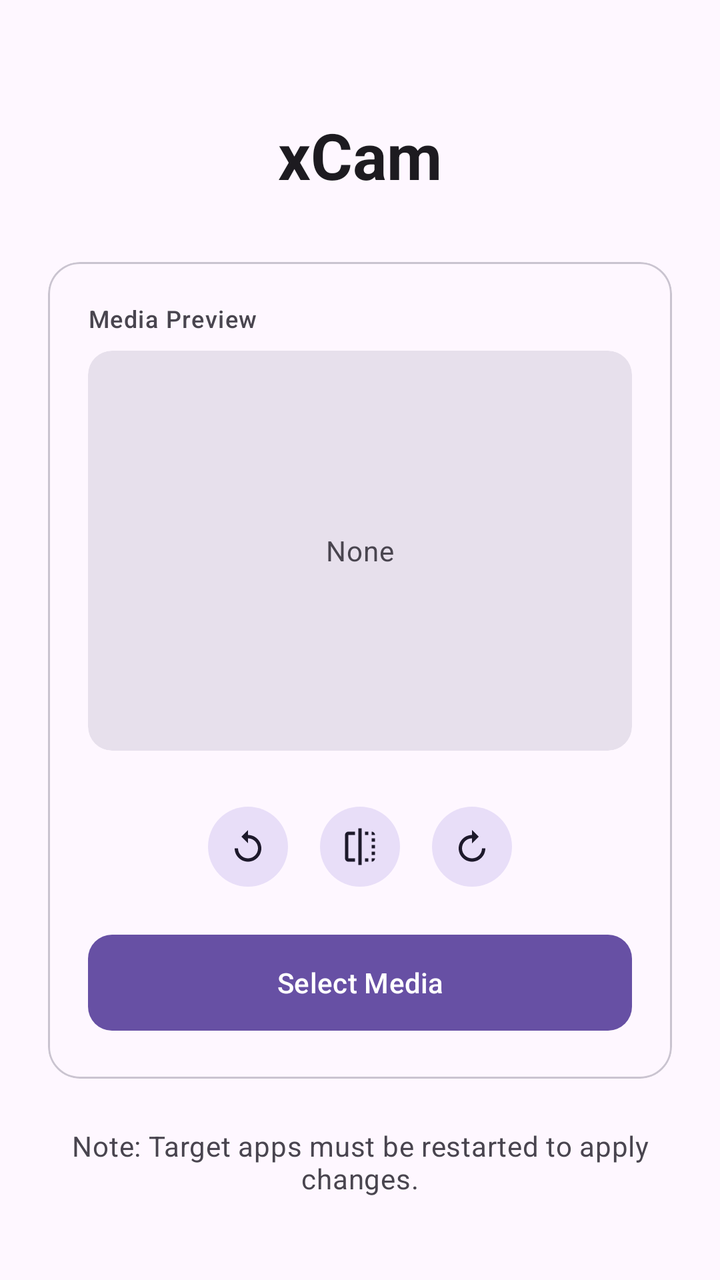
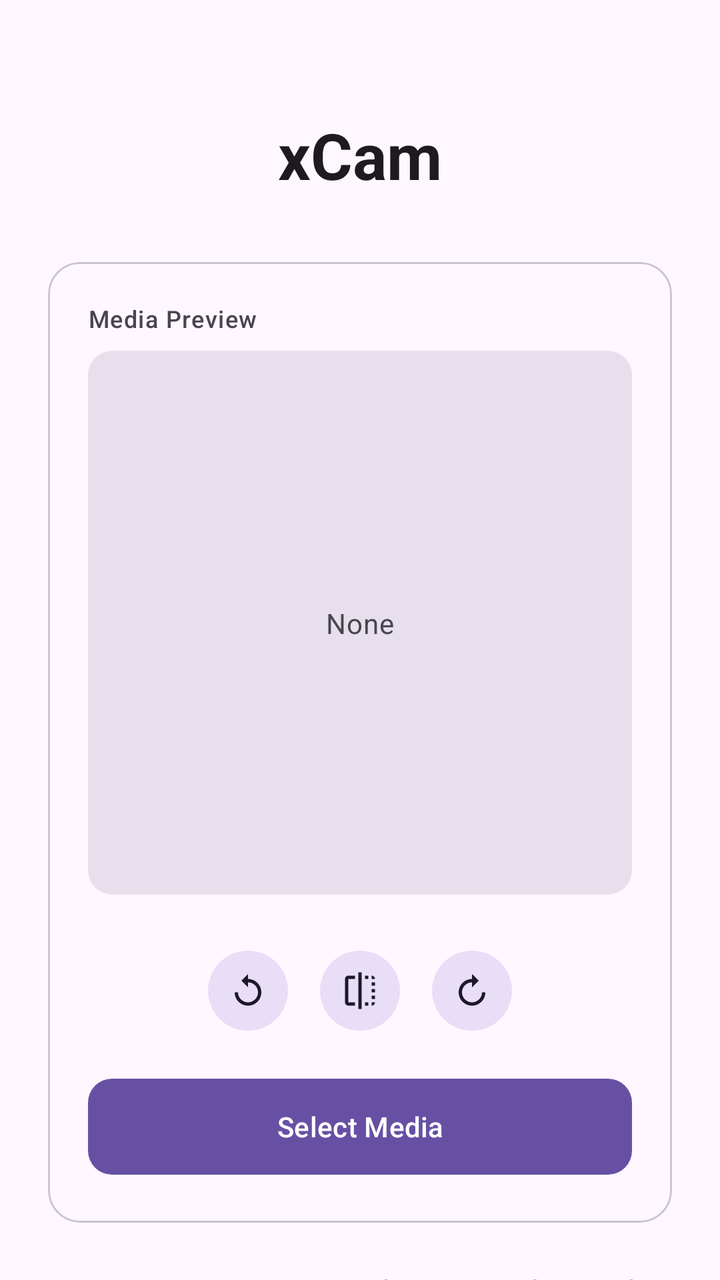

An Android layout rendered at two revisions. The XML below is the earlier revision; the diff shows what the commit changed to produce the second picture.
<!-- AndroidManifest.xml: application theme Theme.xCam -->
<!-- res/layout/activity_main.xml -->
<?xml version="1.0" encoding="utf-8"?>
<androidx.core.widget.NestedScrollView xmlns:android="http://schemas.android.com/apk/res/android"
    xmlns:app="http://schemas.android.com/apk/res-auto"
    android:layout_width="match_parent"
    android:layout_height="match_parent"
    android:background="?attr/colorSurface">
    <LinearLayout
        android:id="@+id/main"
        android:layout_width="match_parent"
        android:layout_height="wrap_content"
        android:orientation="vertical"
        android:padding="24dp"
        android:gravity="center_horizontal">
        <TextView
            android:id="@+id/tv_title"
            android:layout_width="wrap_content"
            android:layout_height="wrap_content"
            android:layout_marginTop="32dp"
            android:layout_marginBottom="32dp"
            android:text="@string/title_manager"
            android:textAppearance="?attr/textAppearanceHeadlineLarge"
            android:textStyle="bold"
            android:textColor="?attr/colorOnSurface" />
        <com.google.android.material.card.MaterialCardView
            android:id="@+id/card_settings"
            android:layout_width="match_parent"
            android:layout_height="wrap_content"
            android:layout_marginBottom="24dp"
            app:cardCornerRadius="16dp"
            app:cardElevation="0dp"
            app:strokeWidth="1dp"
            app:strokeColor="?attr/colorOutlineVariant">
            <LinearLayout
                android:layout_width="match_parent"
                android:layout_height="wrap_content"
                android:orientation="vertical"
                android:padding="20dp">

                <TextView
                    android:layout_width="wrap_content"
                    android:layout_height="wrap_content"
                    android:text="@string/label_media_preview"
                    android:textAppearance="?attr/textAppearanceLabelMedium"
                    android:textColor="?attr/colorOnSurfaceVariant" />

                <com.google.android.material.card.MaterialCardView
                    android:layout_width="match_parent"
                    android:layout_height="200dp"
                    android:layout_marginTop="8dp"
                    android:layout_marginBottom="24dp"
                    app:cardCornerRadius="12dp"
                    app:cardBackgroundColor="?attr/colorSurfaceVariant"
                    app:cardElevation="0dp"
                    app:strokeWidth="0dp">
                    <ImageView
                        android:id="@+id/iv_preview"
                        android:layout_width="match_parent"
                        android:layout_height="match_parent"
                        android:scaleType="centerCrop"
                        android:contentDescription="@string/desc_media_preview" />
                    <com.google.android.material.button.MaterialButton
                        android:id="@+id/btn_delete_media"
                        style="@style/Widget.Material3.Button.IconButton.Filled.Tonal"
                        android:layout_width="wrap_content"
                        android:layout_height="wrap_content"
                        android:layout_gravity="top|end"
                        android:layout_margin="8dp"
                        app:icon="@android:drawable/ic_menu_close_clear_cancel"
                        android:visibility="gone" />
                    <TextView
                        android:id="@+id/tv_no_preview"
                        android:layout_width="wrap_content"
                        android:layout_height="wrap_content"
                        android:layout_gravity="center"
                        android:text="@string/label_none"
                        android:textAppearance="?attr/textAppearanceBodyMedium"
                        android:textColor="?attr/colorOnSurfaceVariant" />
                </com.google.android.material.card.MaterialCardView>

                <LinearLayout
                    android:layout_width="match_parent"
                    android:layout_height="wrap_content"
                    android:orientation="horizontal"
                    android:gravity="center"
                    android:paddingBottom="16dp">

                    <com.google.android.material.button.MaterialButton
                        android:id="@+id/btn_rotate_left"
                        style="@style/Widget.Material3.Button.IconButton.Filled.Tonal"
                        android:layout_width="wrap_content"
                        android:layout_height="wrap_content"
                        android:layout_marginEnd="8dp"
                        app:icon="@drawable/ic_rotate_left"
                        android:contentDescription="@string/desc_rotate_left" />

                    <com.google.android.material.button.MaterialButton
                        android:id="@+id/btn_mirror"
                        style="@style/Widget.Material3.Button.IconButton.Filled.Tonal"
                        android:layout_width="wrap_content"
                        android:layout_height="wrap_content"
                        android:layout_marginEnd="8dp"
                        app:icon="@drawable/ic_mirror"
                        android:contentDescription="@string/desc_mirror" />

                    <com.google.android.material.button.MaterialButton
                        android:id="@+id/btn_rotate_right"
                        style="@style/Widget.Material3.Button.IconButton.Filled.Tonal"
                        android:layout_width="wrap_content"
                        android:layout_height="wrap_content"
                        app:icon="@drawable/ic_rotate_right"
                        android:contentDescription="@string/desc_rotate_right" />
                </LinearLayout>

                <com.google.android.material.button.MaterialButton
                    android:id="@+id/btn_select_video"
                    android:layout_width="match_parent"
                    android:layout_height="56dp"
                    android:text="@string/btn_select_video"
                    android:textAllCaps="false"
                    app:cornerRadius="12dp" />
            </LinearLayout>
        </com.google.android.material.card.MaterialCardView>
        <TextView
            android:id="@+id/tv_note"
            android:layout_width="match_parent"
            android:layout_height="wrap_content"
            android:gravity="center"
            android:text="@string/note_restart"
            android:textAppearance="?attr/textAppearanceBodyMedium"
            android:textColor="?attr/colorOnSurfaceVariant" />
    </LinearLayout>
</androidx.core.widget.NestedScrollView>
<!-- resources referenced by this layout -->
<resources>
  <!-- drawable ic_mirror (drawable) -->
  <vector xmlns:android="http://schemas.android.com/apk/res/android"
      android:width="24dp"
      android:height="24dp"
      android:viewportWidth="24"
      android:viewportHeight="24">
      <path
          android:fillColor="?attr/colorControlNormal"
          android:pathData="M15,21h2v-2h-2v2zM19,9h2L21,7h-2v2zM3,5v14c0,1.1 0.9,2 2,2h4v-2L5,19L5,5h4L9,3L5,3c-1.1,0 -2,0.9 -2,2zM19,3v2h2c0,-1.1 -0.9,-2 -2,-2zM11,23h2L13,1h-2v22zM19,17h2v-2h-2v2zM15,5h2L17,3h-2v2zM19,13h2v-2h-2v2zM19,21c1.1,0 2,-0.9 2,-2h-2v2z" />
  </vector>
  <!-- drawable ic_rotate_left (drawable) -->
  <vector xmlns:android="http://schemas.android.com/apk/res/android"
      android:width="24dp"
      android:height="24dp"
      android:viewportWidth="24"
      android:viewportHeight="24">
      <path
          android:fillColor="?attr/colorControlNormal"
          android:pathData="M12,5V2L8,6l4,4V7c3.31,0 6,2.69 6,6 0,3.31 -2.69,6 -6,6 -3.31,0 -6,-2.69 -6,-6H4c0,4.42 3.58,8 8,8s8,-3.58 8,-8 -3.58,-8 -8,-8z" />
  </vector>
  <!-- drawable ic_rotate_right (drawable) -->
  <vector xmlns:android="http://schemas.android.com/apk/res/android"
      android:width="24dp"
      android:height="24dp"
      android:viewportWidth="24"
      android:viewportHeight="24">
      <path
          android:fillColor="?attr/colorControlNormal"
          android:pathData="M12,5V2l4,4 -4,4V7c-3.31,0 -6,2.69 -6,6 0,3.31 2.69,6 6,6 3.31,0 6,-2.69 6,-6h2c0,4.42 -3.58,8 -8,8s-8,-3.58 -8,-8 3.58,-8 8,-8z" />
  </vector>
  <string name="btn_select_video">Select Media</string>
  <string name="desc_media_preview">Media preview</string>
  <string name="desc_mirror">Mirror</string>
  <string name="desc_rotate_left">Rotate Left</string>
  <string name="desc_rotate_right">Rotate Right</string>
  <string name="label_media_preview">Media Preview</string>
  <string name="label_none">None</string>
  <string name="note_restart">Note: Target apps must be restarted to apply changes.</string>
  <string name="title_manager">xCam</string>
  <style name="Theme.xCam" parent="Theme.Material3.DayNight.NoActionBar">
          <item name="android:statusBarColor">@android:color/transparent</item>
          <item name="android:navigationBarColor">@android:color/transparent</item>
          <item name="android:windowLightStatusBar">true</item>
          <item name="android:windowLightNavigationBar">true</item>
      </style>
</resources>

<!-- the commit's change to res/layout/activity_main.xml (unified diff, before → after) -->
@@ -45,36 +45,53 @@
 
                 <com.google.android.material.card.MaterialCardView
                     android:layout_width="match_parent"
-                    android:layout_height="200dp"
+                    android:layout_height="wrap_content"
                     android:layout_marginTop="8dp"
                     android:layout_marginBottom="24dp"
                     app:cardCornerRadius="12dp"
                     app:cardBackgroundColor="?attr/colorSurfaceVariant"
                     app:cardElevation="0dp"
                     app:strokeWidth="0dp">
-                    <ImageView
-                        android:id="@+id/iv_preview"
+                    <androidx.constraintlayout.widget.ConstraintLayout
                         android:layout_width="match_parent"
-                        android:layout_height="match_parent"
-                        android:scaleType="centerCrop"
-                        android:contentDescription="@string/desc_media_preview" />
-                    <com.google.android.material.button.MaterialButton
-                        android:id="@+id/btn_delete_media"
-                        style="@style/Widget.Material3.Button.IconButton.Filled.Tonal"
-                        android:layout_width="wrap_content"
-                        android:layout_height="wrap_content"
-                        android:layout_gravity="top|end"
-                        android:layout_margin="8dp"
-                        app:icon="@android:drawable/ic_menu_close_clear_cancel"
-                        android:visibility="gone" />
-                    <TextView
-                        android:id="@+id/tv_no_preview"
-                        android:layout_width="wrap_content"
-                        android:layout_height="wrap_content"
-                        android:layout_gravity="center"
-                        android:text="@string/label_none"
-                        android:textAppearance="?attr/textAppearanceBodyMedium"
-                        android:textColor="?attr/colorOnSurfaceVariant" />
+                        android:layout_height="wrap_content">
+
+                        <ImageView
+                            android:id="@+id/iv_preview"
+                            android:layout_width="0dp"
+                            android:layout_height="0dp"
+                            android:scaleType="centerCrop"
+                            android:contentDescription="@string/desc_media_preview"
+                            app:layout_constraintTop_toTopOf="parent"
+                            app:layout_constraintBottom_toBottomOf="parent"
+                            app:layout_constraintStart_toStartOf="parent"
+                            app:layout_constraintEnd_toEndOf="parent"
+                            app:layout_constraintDimensionRatio="1:1" />
+
+                        <com.google.android.material.button.MaterialButton
+                            android:id="@+id/btn_delete_media"
+                            style="@style/Widget.Material3.Button.IconButton.Filled.Tonal"
+                            android:layout_width="wrap_content"
+                            android:layout_height="wrap_content"
+                            android:layout_margin="8dp"
+                            app:icon="@android:drawable/ic_menu_close_clear_cancel"
+                            android:visibility="gone"
+                            app:layout_constraintTop_toTopOf="parent"
+                            app:layout_constraintEnd_toEndOf="parent" />
+
+                        <TextView
+                            android:id="@+id/tv_no_preview"
+                            android:layout_width="wrap_content"
+                            android:layout_height="wrap_content"
+                            android:text="@string/label_none"
+                            android:textAppearance="?attr/textAppearanceBodyMedium"
+                            android:textColor="?attr/colorOnSurfaceVariant"
+                            app:layout_constraintTop_toTopOf="parent"
+                            app:layout_constraintBottom_toBottomOf="parent"
+                            app:layout_constraintStart_toStartOf="parent"
+                            app:layout_constraintEnd_toEndOf="parent" />
+
+                    </androidx.constraintlayout.widget.ConstraintLayout>
                 </com.google.android.material.card.MaterialCardView>
 
                 <LinearLayout
